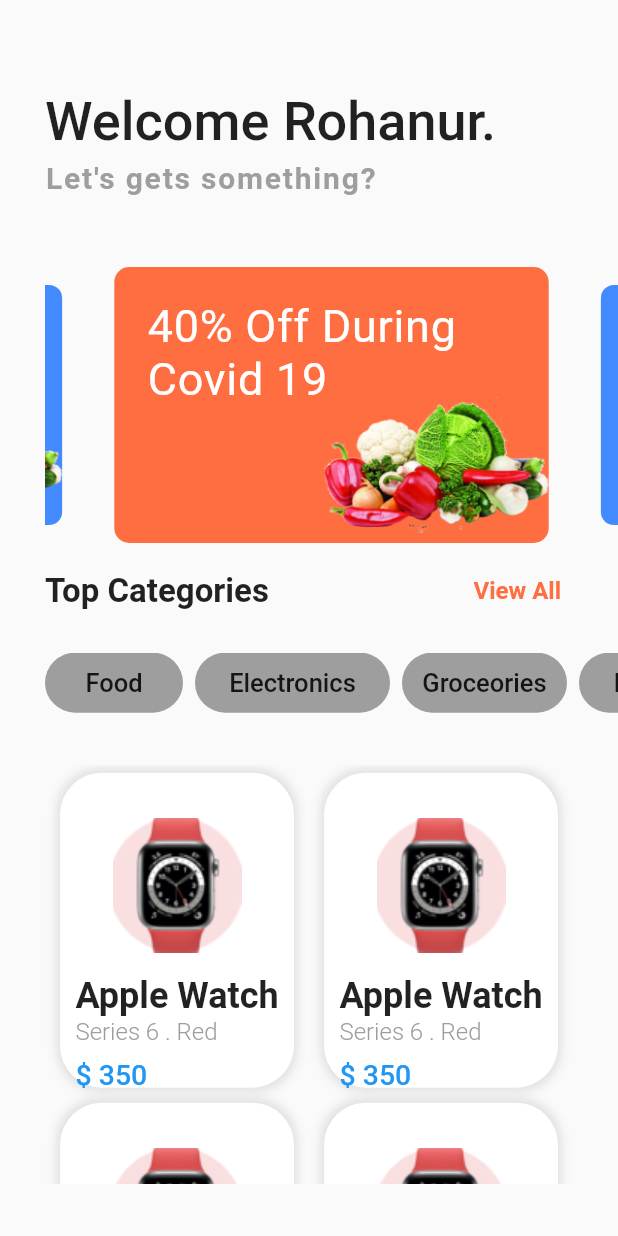
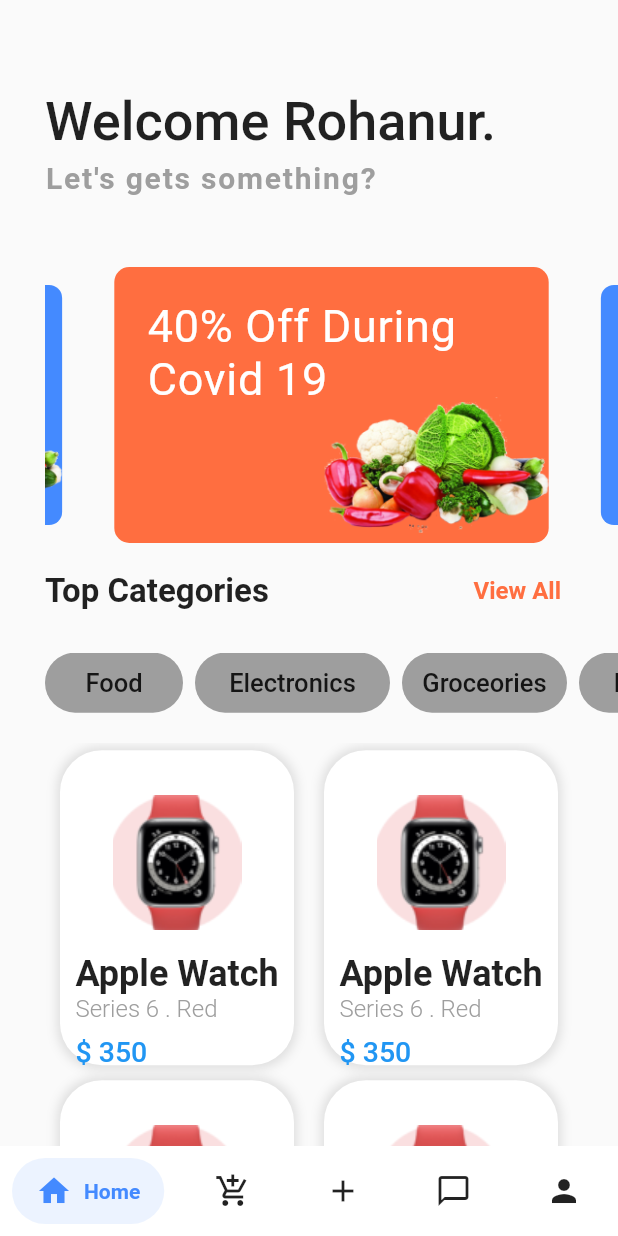
Before and after one commit to ontu001/tech_ecommerce_flutter, a Flutter app: the screen it shows after launch, on a phone screen of 412 x 824 dp. Run offline on Flutter 3.47's test engine with Material 2 defaults, Android fonts, the phone set to English and light mode, and no system bars; drawn by our look-alikes of carousel_slider, salomon_bottom_bar; Roboto replaces fonts that are missing (Raleway).

Commit message:
bottom navigationbar added

```diff
--- a/lib/main.dart
+++ b/lib/main.dart
@@ -1,6 +1,7 @@
 import 'package:flutter/cupertino.dart';
 import 'package:flutter/material.dart';
 import 'package:tech_ecommerce_flutter/screen/home_screen.dart';
+import 'package:tech_ecommerce_flutter/widgets/bottomnavbar.dart';
 
 void main(){
   runApp(MyApp());
@@ -11,7 +12,7 @@
   Widget build(BuildContext context) {
     return MaterialApp(
       debugShowCheckedModeBanner: false,
-      home: HomeScreen(),
+      home: BottomNavBar(),
     );
   }
 
--- a/lib/screen/home_screen.dart
+++ b/lib/screen/home_screen.dart
@@ -2,6 +2,7 @@
 import 'package:flutter/material.dart';
 import 'package:tech_ecommerce_flutter/widgets/category.dart';
 import 'package:tech_ecommerce_flutter/widgets/caursor.dart';
+import '../widgets/bottomnavbar.dart';
 import '../widgets/grid.dart';
 
 class HomeScreen extends StatelessWidget {
--- /dev/null
+++ b/lib/widgets/bottomnavbar.dart
@@ -0,0 +1,77 @@
+import 'package:flutter/cupertino.dart';
+import 'package:flutter/material.dart';
+import 'package:tech_ecommerce_flutter/screen/account.dart';
+import 'package:tech_ecommerce_flutter/screen/add.dart';
+import 'package:tech_ecommerce_flutter/screen/chat.dart';
+import 'package:tech_ecommerce_flutter/screen/home_screen.dart';
+import 'package:tech_ecommerce_flutter/screen/my_ads.dart';
+import 'package:salomon_bottom_bar/salomon_bottom_bar.dart';
+
+class BottomNavBar extends StatefulWidget {
+  @override
+  State<StatefulWidget> createState() {
+    return BottomNavBarState();
+  }
+}
+
+class BottomNavBarState extends State<BottomNavBar> {
+  int _currentIndex = 0;
+  final _pages = [
+    HomeScreen(),
+    MyAds(),
+    Add(),
+    Chat(),
+    Account(),
+  ];
+  @override
+  Widget build(BuildContext context) {
+    return Scaffold(
+      bottomNavigationBar: SalomonBottomBar(
+        backgroundColor: Colors.white,
+        currentIndex: _currentIndex,
+        onTap: (int index){
+          _currentIndex = index;
+          setState(() {
+
+          });
+        },
+        items: [
+          /// Home
+          SalomonBottomBarItem(
+            icon: Icon(Icons.home),
+            title: Text("Home"),
+            selectedColor: Colors.blueAccent,
+          ),
+          SalomonBottomBarItem(
+            icon: Icon(Icons.add_shopping_cart),
+            title: Text("My Ads"),
+            selectedColor: Colors.blueAccent,
+          ),
+
+
+          /// Likes
+          SalomonBottomBarItem(
+            icon: Icon(Icons.add),
+            title: Text("Add"),
+            selectedColor: Colors.blueAccent,
+          ),
+
+          /// Search
+          SalomonBottomBarItem(
+            icon: Icon(Icons.chat_bubble_outline),
+            title: Text("Chat"),
+            selectedColor: Colors.blueAccent,
+          ),
+
+          /// Profile
+          SalomonBottomBarItem(
+            icon: Icon(Icons.person),
+            title: Text("Account"),
+            selectedColor: Colors.blueAccent,
+          ),
+        ],
+      ),
+      body: _pages[_currentIndex],
+    );
+  }
+}
--- a/lib/widgets/grid.dart
+++ b/lib/widgets/grid.dart
@@ -5,7 +5,7 @@
   @override
   Widget build(BuildContext context) {
     return Padding(
-      padding: EdgeInsets.symmetric(vertical: 35),
+      padding: EdgeInsets.only(top: 20),
       child: GridView(
         gridDelegate: SliverGridDelegateWithFixedCrossAxisCount(
             crossAxisCount: 2, childAspectRatio: 14 / 17.5),
--- a/pubspec.yaml
+++ b/pubspec.yaml
@@ -38,6 +38,7 @@
   font_awesome_flutter: ^10.4.0
   google_fonts: ^4.0.5
   carousel_slider: ^4.2.1
+  salomon_bottom_bar: ^3.3.2
 
 dev_dependencies:
   flutter_test:
```
Also changed, not shown: lib/screen/account.dart (added, +12 -0 lines), lib/screen/add.dart (added, +12 -0 lines), lib/screen/chat.dart (added, +12 -0 lines), lib/screen/my_ads.dart (added, +12 -0 lines), pubspec.lock.
